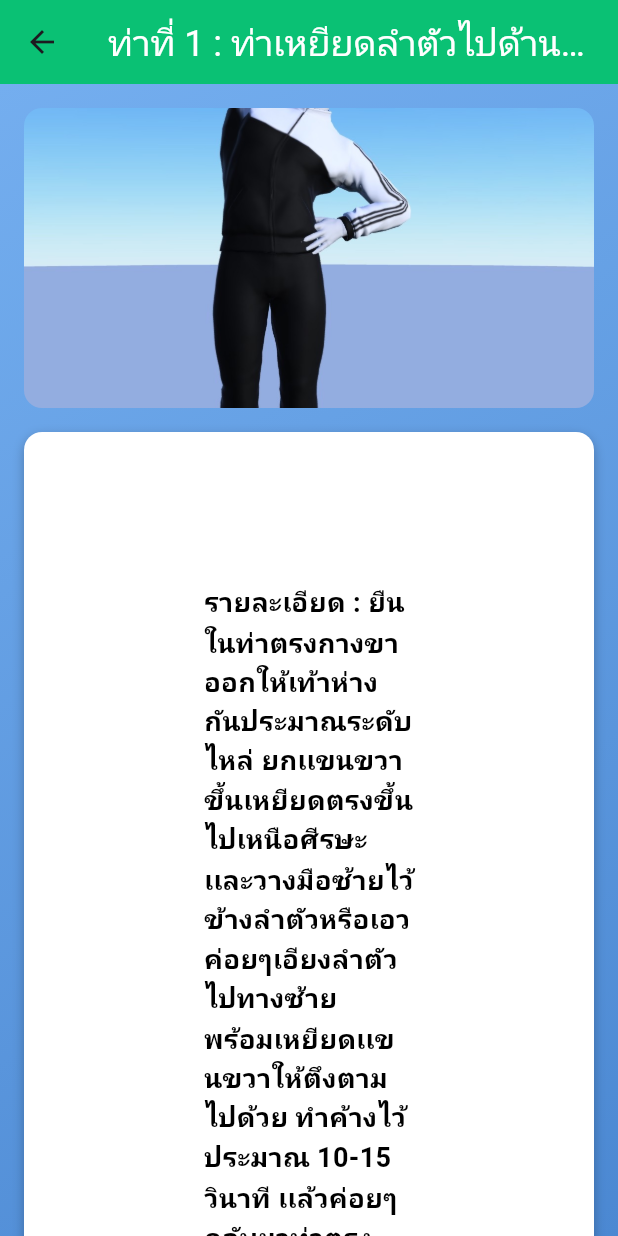
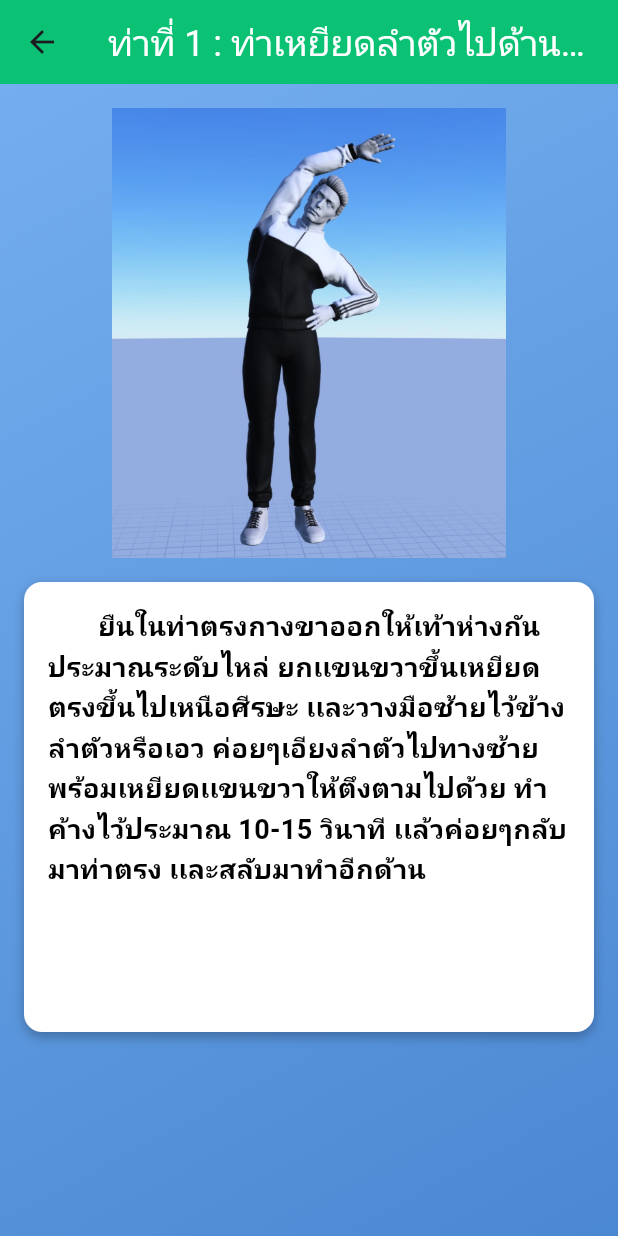
Before and after one commit to P-cy/scoliosis_analysis_app, a Flutter app: the ExerciseScreen screen opened directly, after a tap on "ท่าที่ 1 : ท่าเหยียดลำตัวไปด้านข้าง", on a phone screen of 412 x 824 dp. Run offline on Flutter 3.47's test engine with Material 3 defaults, Android fonts, the phone set to English and light mode, and no system bars; our stand-ins replace google_fonts, image_picker, persistent_bottom_nav_bar; missing offline and left inert: google_mlkit_image_labeling.

Commit message:
รอแก้รูปภาพ

```diff
--- a/lib/pages/exercise.dart
+++ b/lib/pages/exercise.dart
@@ -13,37 +13,37 @@ final List<Map<String, String>> exercises = [
   {
     'title': 'ท่าที่ 1 : ท่าเหยียดลำตัวไปด้านข้าง',
     'description': 'ช่วยยืดกล้ามเนื้อด้านข้างลำตัวเเละสะโพก',
-    'detail': 'รายละเอียด : ยืนในท่าตรงกางขาออกให้เท้าห่างกันประมาณระดับไหล่ ยกเเขนขวาขึ้นเหยียดตรงขึ้นไปเหนือศีรษะ เเละวางมือซ้ายไว้ข้างลำตัวหรือเอว ค่อยๆเอียงลำตัวไปทางซ้าย พร้อมเหยียดเเขนขวาให้ตึงตามไปด้วย ทำค้างไว้ประมาณ 10-15 วินาที เเล้วค่อยๆกลับมาท่าตรง เเละสลับมาทำอีกด้าน ',
+    'detail': '       ยืนในท่าตรงกางขาออกให้เท้าห่างกันประมาณระดับไหล่ ยกเเขนขวาขึ้นเหยียดตรงขึ้นไปเหนือศีรษะ เเละวางมือซ้ายไว้ข้างลำตัวหรือเอว ค่อยๆเอียงลำตัวไปทางซ้าย พร้อมเหยียดเเขนขวาให้ตึงตามไปด้วย ทำค้างไว้ประมาณ 10-15 วินาที เเล้วค่อยๆกลับมาท่าตรง เเละสลับมาทำอีกด้าน ',
     'image': 'assets/img/1.jpg',
   },
   {
     'title': 'ท่าที่ 2 : ท่าบิดลำตัวไปด้านข้าง',
     'description': 'ช่วยยืดกล้ามเนื้อหลังส่วนบนและล่าง กล้ามเนื้อด้านข้างลำตัว กล้ามเนื้อหัวไหล่เเละเเขน กล้ามเนื้อสะโพกและเอว',
-    'detail': 'รายละเอียด : ยืนตรงเท้าห่างกันประมาณสะโพก กางเเขนออกสองข้าง บิดลำตัวไปด้านข้างให้สุดจนรู้สึกตึง ค้างไว้ 8-12 วินาที เเล้วสลับมาทำอีกด้าน',
+    'detail': '       ยืนตรงเท้าห่างกันประมาณสะโพก กางเเขนออกสองข้าง บิดลำตัวไปด้านข้างให้สุดจนรู้สึกตึง ค้างไว้ 8-12 วินาที เเล้วสลับมาทำอีกด้าน',
     'image': 'assets/img/3.jpg',
   },
   {
     'title': 'ท่าที่ 3 : ท่ายืนตรงกางเเขน',
     'description': 'ช่วยยืดกล้ามเนื้อหัวไหล่ กล้ามเนื้อหน้าอก กล้ามเนื้อแขนเเละข้อมือ กล้ามเนื้อหลังส่วนบน',
-    'detail': 'รายละเอียด : ยืนตรงเเยกเท้าออกเล็กน้อยให้มั่นคง กางเเขนให้เเขนทั้งสองขนานกับพื้นโดยให้ฝ่ามือหันออกไปทางข้างหน้า ยืดหน้าอกไปข้างหน้า พร้อมกดไหล่ให้ต่ำลงเเละดึกกระดูกสะบักมาด้านหลัง ค้างไว้ 15-20 วินาที หายใจเข้า-ออกลึกๆ เเล้วค่อยๆผ่อนคลาย',
+    'detail': '       ยืนตรงเเยกเท้าออกเล็กน้อยให้มั่นคง กางเเขนให้เเขนทั้งสองขนานกับพื้นโดยให้ฝ่ามือหันออกไปทางข้างหน้า ยืดหน้าอกไปข้างหน้า พร้อมกดไหล่ให้ต่ำลงเเละดึกกระดูกสะบักมาด้านหลัง ค้างไว้ 15-20 วินาที หายใจเข้า-ออกลึกๆ เเล้วค่อยๆผ่อนคลาย',
     'image': 'assets/img/2.jpg',
   },
   {
     'title': 'ท่าที่ 4 : ท่าปรับเเนวกระดูกสันหลังส่วนบน',
     'description': 'ช่วยยืดกล้ามเนื้อบริเวณกระดูกสันหลังส่วนบนเเละไหล่',
-    'detail': 'รายละเอียด : คุกเขาบนพื้น วางเข่าเเละมือบนพื้นโดยให้เข่าอยู่ใต้สะโพกเเละมืออยู่ใต้ไหล่ ยกมือซ้ายขึ้นให้แขนเหยียดขึ้นไปข้างบน และบิดลำตัวไปทางด้านซ้าย เปิดลำตัวให้หน้าอกหันไปด้านข้างพร้อมมองไปที่มือซ้าย ค้างไว้ประมาณ 10-15 วินาที แล้วค่อยกลับสู่ท่าเริ่มต้น เเล้วสลับมาทำอีกด้าน',
+    'detail': '       คุกเขาบนพื้น วางเข่าเเละมือบนพื้นโดยให้เข่าอยู่ใต้สะโพกเเละมืออยู่ใต้ไหล่ ยกมือซ้ายขึ้นให้แขนเหยียดขึ้นไปข้างบน และบิดลำตัวไปทางด้านซ้าย เปิดลำตัวให้หน้าอกหันไปด้านข้างพร้อมมองไปที่มือซ้าย ค้างไว้ประมาณ 10-15 วินาที แล้วค่อยกลับสู่ท่าเริ่มต้น เเล้วสลับมาทำอีกด้าน',
     'image': 'assets/img/4.jpg',
   },
   {
     'title': 'ท่าที่ 5 : ท่าโก่งหลัง',
     'description': 'ช่วยลดความตึงเครียดของกล้ามเนื้อหลังเเละไหล่',
-    'detail': 'รายละเอียด : คุกเข่าบนพื้น วางมือและเข่าลงบนพื้นโดยให้มืออยู่ใต้ไหล่ เเละเข่าอยู่ใต้สะโพก หายใจเข้า เเละขณะหายใจออกให้โก่งหลังขึ้นยกสะโพกเเละท้องเข้าไปหาหน้าท้อง และก้มศีรษะลงให้คางจรดอก ทำค้างไว้เเล้วค่อยๆผ่อนคลาย ',
+    'detail': '       คุกเข่าบนพื้น วางมือและเข่าลงบนพื้นโดยให้มืออยู่ใต้ไหล่ เเละเข่าอยู่ใต้สะโพก หายใจเข้า เเละขณะหายใจออกให้โก่งหลังขึ้นยกสะโพกเเละท้องเข้าไปหาหน้าท้อง และก้มศีรษะลงให้คางจรดอก ทำค้างไว้เเล้วค่อยๆผ่อนคลาย ',
     'image': 'assets/img/5.jpg',
   },
   {
     'title': 'ท่าที่ 6 : ท่าเเอ่นหลัง',
     'description': 'ช่วยยืดกล้ามเนื้อท้องและกระดูกสันหลัง',
-    'detail': 'รายละเอียด : คุกเข่าบนพื้น วางมือและเข่าลงบนพื้นโดยให้มืออยู่ใต้ไหล่ เเละเข่าอยู่ใต้สะโพก หายใจเข้า แอ่นหลังลง กดสะโพกไปด้านหลัง และยกหน้าอกขึ้น ยืดคอขึ้นมองตรงไปข้างหน้า ทำค้างไว้เเล้วค่อยๆผ่อนคลาย ',
+    'detail': '       คุกเข่าบนพื้น วางมือและเข่าลงบนพื้นโดยให้มืออยู่ใต้ไหล่ เเละเข่าอยู่ใต้สะโพก หายใจเข้า แอ่นหลังลง กดสะโพกไปด้านหลัง และยกหน้าอกขึ้น ยืดคอขึ้นมองตรงไปข้างหน้า ทำค้างไว้เเล้วค่อยๆผ่อนคลาย ',
     'image': 'assets/img/6.jpg',
   },
 ];
@@ -94,9 +94,9 @@ class _ExerciseScreenState extends State<ExerciseScreen> {
                     child: ListTile(
                       leading: Image.asset(
                         exercises[index]['image']!,
-                        width: 50,
-                        height: 50,
-                        fit: BoxFit.cover,
+                        width: 70,
+                        height: double.infinity,
+                        fit: BoxFit.fill,
                       ),
                       title: Text(
                         exercises[index]['title']!,
--- a/lib/pages/exercise_screen.dart
+++ b/lib/pages/exercise_screen.dart
@@ -50,13 +50,17 @@ class ExerciseDetailScreen extends StatelessWidget {
                   child: Image.asset(
                     image,
                     width: double.infinity,
-                    height: 200,
-                    fit: BoxFit.cover,
+                    height: 300,
+                    fit: BoxFit.contain,
                   ),
                 ),
                 SizedBox(height: 16),
-                Container(
-                  padding: EdgeInsets.symmetric(vertical: 100,horizontal: 120),
+                Center(
+                  child: Container(
+                    alignment: Alignment.topLeft,
+                    height: 300,
+                    width: MediaQuery.of(context).size.width,
+                    padding: EdgeInsets.all(16),
                     decoration: BoxDecoration(
                       color: Colors.white.withOpacity(1),
                       borderRadius: BorderRadius.circular(12),
@@ -75,7 +79,8 @@ class ExerciseDetailScreen extends StatelessWidget {
                         fontWeight: FontWeight.bold,
                         color: Colors.black,
                       ),
-                    textAlign: TextAlign.start,
+                      textAlign: TextAlign.start
+                    ),
                   ),
                 ),
               ],
```
Lines whose indentation alone changed are shown as unchanged.
